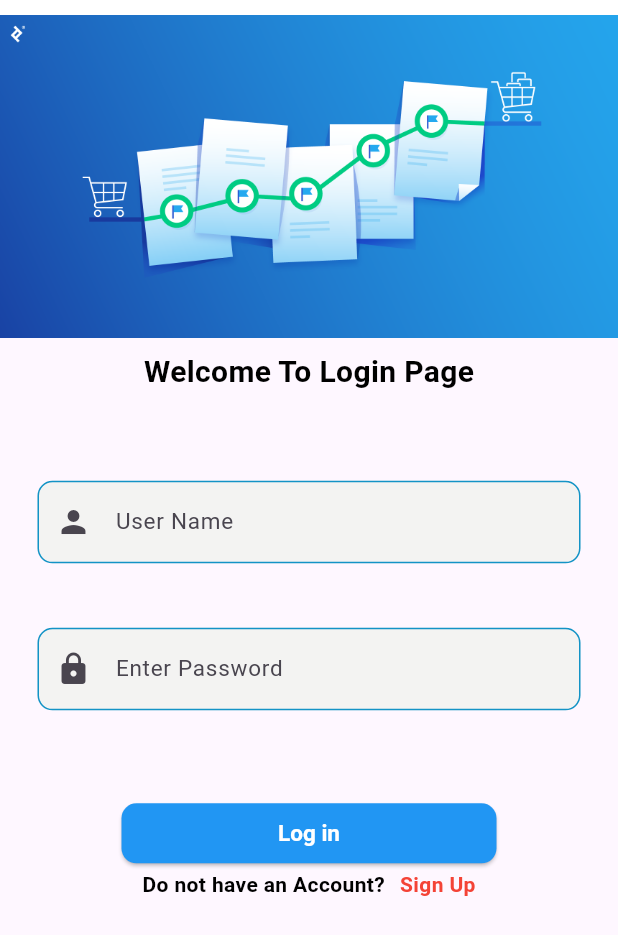
After one commit to SyedPiyal/Flutter_json-to-listview, a Flutter app: the LoginPage screen opened directly, on a phone screen of 412 x 824 dp. The commit adds this screen. Shown: the top 935 px of the screen. Run offline on Flutter 3.47's test engine with Material 3 defaults, Android fonts, the phone set to English and light mode, and no system bars; our stand-ins replace flutter_rating_bar; missing offline and left inert: dart:ffi.

```diff
--- a/lib/main.dart
+++ b/lib/main.dart
@@ -4,6 +4,8 @@ import 'package:buytickets/model/DataModel.dart';
 import 'package:buytickets/theme/CustomThem.dart';
 import 'package:buytickets/ui/details/DetailsPage.dart';
 import 'package:buytickets/ui/home/MyHomePage.dart';
+import 'package:buytickets/ui/log_in/LoginPage.dart';
+import 'package:buytickets/ui/splash_screen/SplashScreen.dart';
 import 'package:flutter/material.dart';
 import 'package:flutter/services.dart';
 import 'dart:convert';
@@ -23,7 +25,7 @@ class MyApp extends StatelessWidget {
       debugShowCheckedModeBanner: false,
       title: 'Flutter Demo',
       theme: themeData,
-      home:  const MyHomePage(title: 'Flutter Demo Home Page'),
+      home:   SplashScreen(),
     );
   }
 }
--- a/lib/theme/CustomThem.dart
+++ b/lib/theme/CustomThem.dart
@@ -1,4 +1,3 @@
-
 import 'package:flutter/material.dart';
 
 final ThemeData themeData = ThemeData(
@@ -15,7 +14,7 @@ final ThemeData themeData = ThemeData(
   textTheme:  TextTheme(
     headline1: TextStyle(fontSize: 15,color: Colors.black45,fontWeight: FontWeight.bold),
     headline2: TextStyle(fontSize: 15,color: Colors.blueAccent,fontWeight: FontWeight.bold),
-    bodyText1: TextStyle(fontSize: 15,color: Colors.red),
+    bodyText1: TextStyle(fontSize: 15,color: Colors.black),
     bodyText2: TextStyle(color: Colors.blueGrey,fontWeight: FontWeight.bold),
 
   ),
--- /dev/null
+++ b/lib/ui/log_in/LoginPage.dart
@@ -0,0 +1,128 @@
+
+
+import 'package:buytickets/ui/home/MyHomePage.dart';
+import 'package:flutter/cupertino.dart';
+import 'package:flutter/material.dart';
+
+class LoginPage extends StatefulWidget{
+  @override
+  State<LoginPage> createState() => _LoginPageState();
+
+}
+
+class _LoginPageState extends State<LoginPage> {
+  @override
+  Widget build(BuildContext context) {
+    return Scaffold(
+      appBar: AppBar(backgroundColor: Colors.white,toolbarHeight: 10),
+      body: Column(
+        children: [
+        Hero(
+        tag: "Welcome",
+        child: Image.asset("assets/images/homePage.png",)),
+          const Padding(
+            padding: EdgeInsets.all(8.0),
+            child: Text("Welcome To Login Page",style: TextStyle (color: Colors.black,fontSize: 20),),
+          ),
+
+          //user name field
+          Padding(
+            padding: const EdgeInsets.only(top: 50,bottom: 8,left: 25,right: 25),
+            child: TextField(
+              decoration: InputDecoration(
+                labelStyle: TextStyle(color: Colors.black),
+                  prefixIcon: const Icon(Icons.person),
+                  hintText: 'User Name',
+                  filled: true,
+                  fillColor: const Color(0xFFf3f3f2),
+                  enabledBorder: OutlineInputBorder(
+                      borderSide: const BorderSide(
+                          color: Color(0xff1393c6), width: 1),
+                      borderRadius: BorderRadius.circular(10)),
+                  //labelText: "01266",
+                  border: OutlineInputBorder(
+                    borderRadius: BorderRadius.circular(10),
+                    borderSide: const BorderSide(
+                        color: Color(0xff1393c6), width: 1,
+
+                    ),
+                  ),
+                focusedBorder: OutlineInputBorder(
+                    borderSide: const BorderSide(
+                        color: Color(0xff1393c6), width: 1),
+                    borderRadius: BorderRadius.circular(10)),
+              ),
+
+              keyboardType: TextInputType.text,
+            ),
+          ),
+          //password field
+          Padding(
+            padding: const EdgeInsets.only(top: 35,bottom: 8,left: 25,right: 25),
+            child: TextField(
+              decoration: InputDecoration(
+                labelStyle: TextStyle(color: Colors.black),
+                prefixIcon: const Icon(Icons.lock),
+                hintText: 'Enter Password',
+                filled: true,
+                fillColor: const Color(0xFFf3f3f2),
+                enabledBorder: OutlineInputBorder(
+                    borderSide: const BorderSide(
+                        color: Color(0xff1393c6), width: 1),
+                    borderRadius: BorderRadius.circular(10)),
+                //labelText: "01266",
+                border: OutlineInputBorder(
+                  borderRadius: BorderRadius.circular(10),
+                  borderSide: const BorderSide(
+                    color: Color(0xff1393c6), width: 1,
+
+                  ),
+                ),
+                focusedBorder: OutlineInputBorder(
+                    borderSide: const BorderSide(
+                        color: Color(0xff1393c6), width: 1),
+                    borderRadius: BorderRadius.circular(10)),
+              ),
+
+              keyboardType: TextInputType.text,
+            ),
+          ),
+
+          // button for log in
+          Padding(
+            padding: const EdgeInsets.only(left: 40, right: 40, top: 50),
+            child:  ElevatedButton(
+              onPressed: () {
+                Navigator.push(context, MaterialPageRoute(builder: (context)=> MyHomePage(title: "Home Page")));
+              },
+              style: ElevatedButton.styleFrom(
+                  shape: RoundedRectangleBorder(
+                      borderRadius: BorderRadius.circular(
+                        10,
+                      )),
+                  minimumSize: const Size(250, 40),
+                  foregroundColor: Colors.white,
+                  // Text Color (Foreground color)
+                  textStyle: const TextStyle(
+                    color: Colors.white,
+                    fontSize: 20,
+                  ),
+                  backgroundColor: Colors.blue),
+              child: const Text("Log in", style: TextStyle(fontSize: 15,fontWeight: FontWeight.bold)),
+            ),
+              //child: const Text("Book", style: TextStyle(fontSize: 15,fontWeight: FontWeight.bold)),
+            ),
+
+          const Row(
+            mainAxisAlignment: MainAxisAlignment.center,
+            children: [
+              Text("Do not have an Account?",style: TextStyle (color: Colors.black)),
+              SizedBox(width: 10,),
+              Text("Sign Up", style: TextStyle (color: Colors.red),)
+            ],
+          )
+        ],
+      ),
+    );
+  }
+}
--- /dev/null
+++ b/lib/ui/splash_screen/SplashScreen.dart
@@ -0,0 +1,30 @@
+
+
+import 'package:buytickets/ui/log_in/LoginPage.dart';
+import 'package:flutter/cupertino.dart';
+import 'package:flutter/material.dart';
+
+class SplashScreen extends StatelessWidget{
+  @override
+  Widget build(BuildContext context) {
+   return Scaffold(
+     appBar: AppBar(backgroundColor: Colors.white),
+     body: Container(
+       child: Center(
+         child: InkWell(
+           onTap: (){
+             Navigator.push(context, MaterialPageRoute(builder: (context)=> LoginPage()));
+           },
+           child: Hero(
+             tag: "Welcome",
+             child: Image.asset("assets/images/homePage.png",
+             height: 200,width: 200,),
+
+           ),
+         ),
+       ),
+     ),
+   );
+  }
+
+}
```
Also changed, not shown: lib/ui/details/DetailsPage.dart (+1 -6 lines), assets/images/homePage.png (added).
